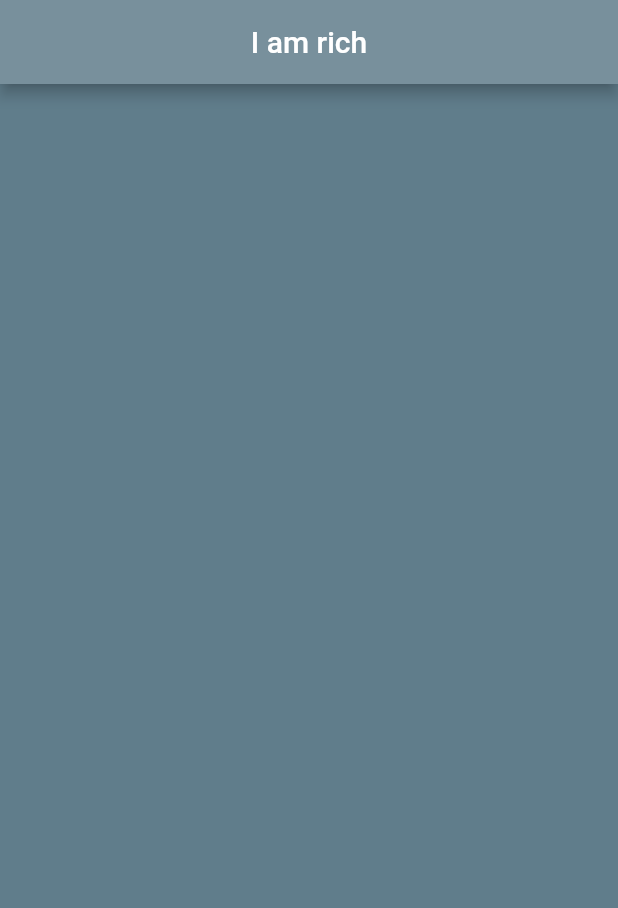
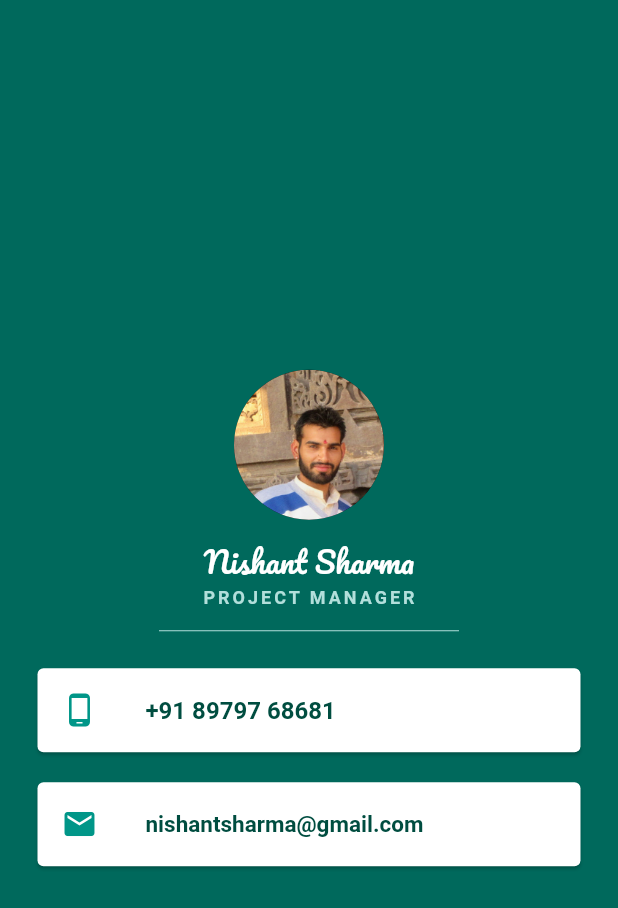
Before and after one commit to nishugalaxy/flutter_ui_exercises, a Flutter app: the screen it shows after launch, on a phone screen of 412 x 824 dp. Shown: the top 908 px of the screen. Run offline on Flutter 3.47's test engine with Material 2 defaults, Android fonts, the phone set to English and light mode, and no system bars.

Commit message:
added Card and listTile

```diff
--- a/lib/main.dart
+++ b/lib/main.dart
@@ -2,25 +2,110 @@
 
 import 'package:flutter/material.dart';
 
-void main() => runApp(MaterialApp(
-      home: Scaffold(
-        backgroundColor: Colors.blueGrey,
-        appBar: AppBar(
-//          actions: [Icons.drag_handle],
-          backgroundColor: Colors.blueGrey[400],
-          title: Center(child: Text('I am rich')),
-//          bottom:
+void main() => runApp(MyApp());
+
+class MyApp extends StatelessWidget {
+  @override
+  Widget build(BuildContext context) {
+    return MaterialApp(
+        debugShowCheckedModeBanner: false,
+        title: 'Business Card',
+        theme: ThemeData(
+          brightness: Brightness.dark,
+//        primarySwatch: Colors.teal[800],
+//        canvasColor: Colors.teal,
+
+          // Define the font family
+//        fontFamily: 'Georgia',
+
+          //Define the default TextTheme,
+//        textTheme: TextTheme(
+//          headline1: TextStyle(fontSize: 30.0, fontWeight: FontWeight.bold),
+//          headline6: TextStyle(fontSize: 15.0, fontStyle: FontStyle.italic),
+//          bodyText2: TextStyle(fontSize: 10.0, fontFamily: 'Hind'),
+//        ),
+
+          // Target Device and Visual Density
+          platform: TargetPlatform.iOS,
+          visualDensity: VisualDensity.adaptivePlatformDensity,
         ),
-        body: ListView(
-          children: [
-            Center(
-              child: Container(
-                child: Image(
-                  image: NetworkImage('https://picsum.photos/id/1/200/300'),
-                ),
+        home: HomePage());
+  }
+}
+
+class HomePage extends StatelessWidget {
+  @override
+  Widget build(BuildContext context) {
+    return Scaffold(
+      backgroundColor: Colors.teal[800],
+      body: SafeArea(
+          child: Column(
+        mainAxisAlignment: MainAxisAlignment.center,
+        children: [
+          Container(
+            padding: EdgeInsets.all(10.0),
+            child: CircleAvatar(
+              radius: 50.0,
+              backgroundImage: AssetImage('images/nishant.jpg'),
+            ),
+          ),
+          Text(
+            'Nishant Sharma',
+            style: TextStyle(
+              color: Colors.white,
+              fontFamily: 'Pacifico',
+              fontSize: 20.0,
+            ),
+          ),
+          Text(
+            'PROJECT MANAGER',
+            style: TextStyle(
+              color: Colors.teal.shade100,
+              letterSpacing: 2.0,
+              fontWeight: FontWeight.bold,
+              fontSize: 12.0,
+            ),
+          ),
+          SizedBox(
+            width: 200.0,
+            height: 30.0,
+            child: Divider(
+              color: Colors.teal.shade100,
+
+            ),
+          ),
+          Card(
+            color: Colors.white,
+            margin: EdgeInsets.symmetric(vertical: 10.0, horizontal: 25.0),
+            child: ListTile(
+              leading: Icon(
+                Icons.phone_android, color: Colors.teal,
               ),
-            )
-          ],
-        ),
-      ),
-    ));
+              title: Text(
+                '+91 89797 68681', style: TextStyle(
+                color:Colors.teal.shade900,
+                fontWeight: FontWeight.bold,
+              ),
+              ),
+            ),
+          ),
+          Card(
+            color: Colors.white,
+            margin: EdgeInsets.symmetric(vertical: 10.0, horizontal: 25.0),
+            child: ListTile(
+                leading: Icon(Icons.email, color: Colors.teal),
+                title: Text(
+                  'nishantsharma@gmail.com',
+                  style: TextStyle(
+                    color: Colors.teal.shade900,
+//                    fontFamily: 'Pacifico',
+                    fontSize: 15.0,
+                    fontWeight: FontWeight.bold,
+                  ),
+                )),
+          ),
+        ],
+      )),
+    );
+  }
+}
```
Also changed, not shown: pubspec.yaml (+9 -58 lines), flutter_ui_exercise_1.png (deleted), fonts/Pacifico-Regular.ttf (added), images/nishant.jpg (added), pubspec.lock.
